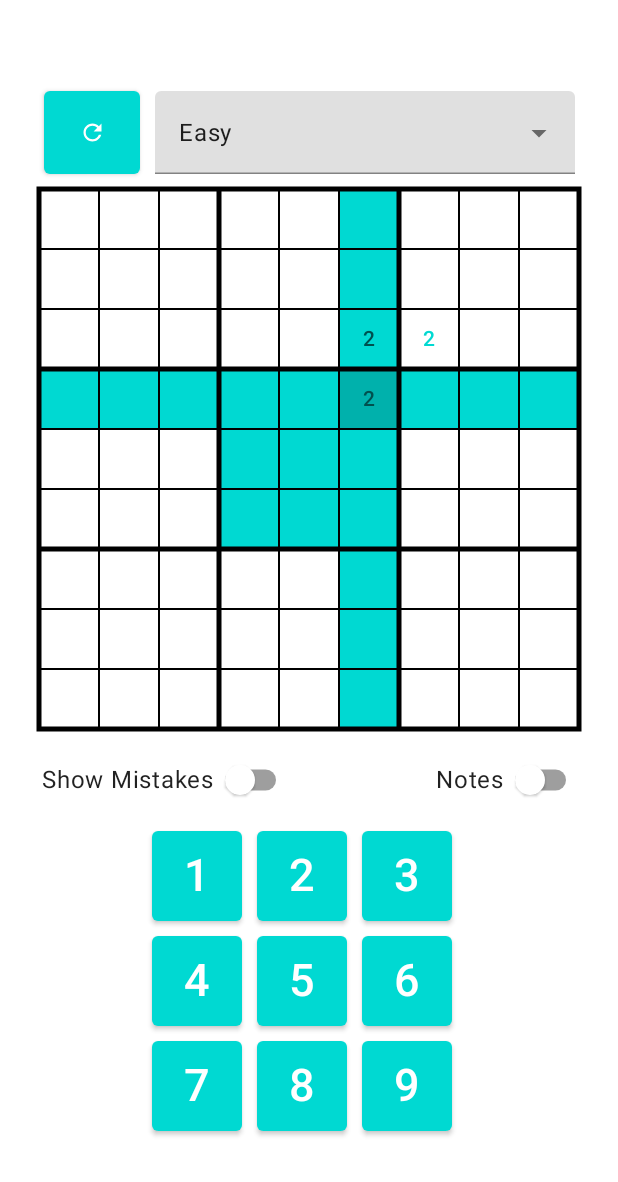
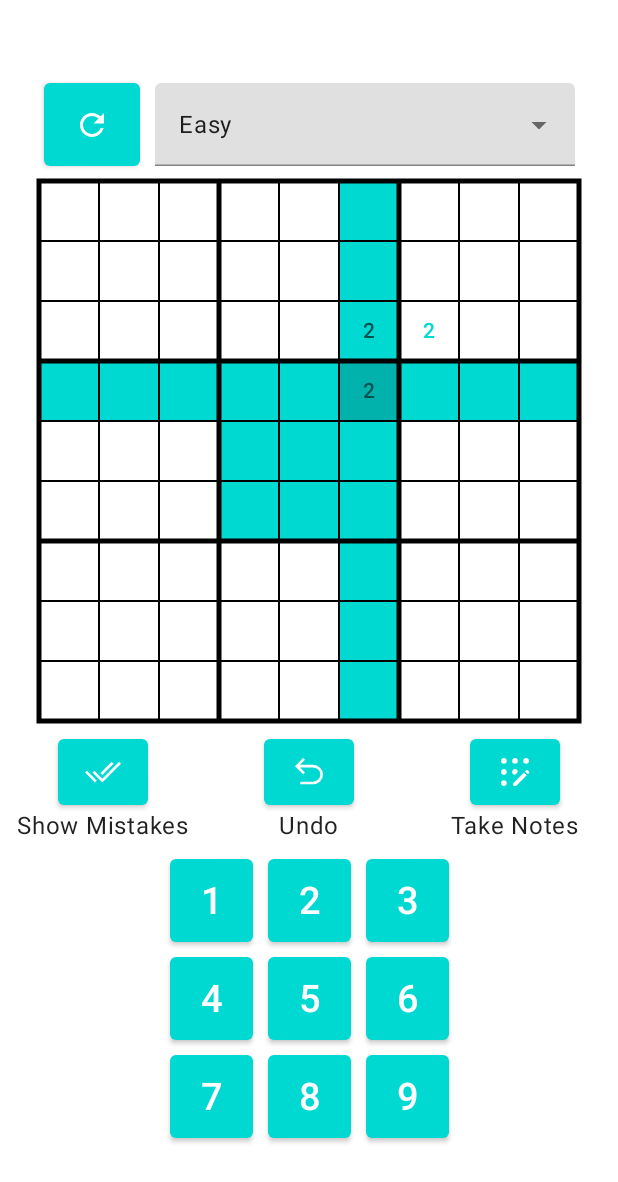
Before and after one commit to RJBanc/Sudoku, an Android app built with Jetpack Compose: the @Preview function DefaultPreview, on a phone screen of 412 x 824 dp. Shown: the top 1182 px of the screen. Run offline under Robolectric (Android 15) with nearby library versions, the phone set to English and light mode, and no system bars; our stand-ins replace livedata-compose; 2 statements that could not run were skipped.

Commit message:
added undo button

```diff
--- a/app/src/main/java/com/example/sudoku/MainActivity.kt
+++ b/app/src/main/java/com/example/sudoku/MainActivity.kt
@@ -21,12 +21,12 @@ import androidx.compose.ui.geometry.Rect
 import androidx.compose.ui.graphics.Color
 import androidx.compose.ui.graphics.drawscope.Stroke
 import androidx.compose.ui.graphics.toArgb
+import androidx.compose.ui.res.painterResource
 import androidx.compose.ui.tooling.preview.Preview
 import androidx.compose.ui.unit.dp
 import androidx.compose.ui.unit.sp
 import androidx.core.view.WindowInsetsControllerCompat
 import androidx.lifecycle.LiveData
-import androidx.lifecycle.MutableLiveData
 import com.example.sudoku.ui.theme.Mint200
 import com.example.sudoku.ui.theme.Mint700
 import com.example.sudoku.ui.theme.SudokuTheme
@@ -116,7 +116,6 @@ fun GameInfo(
             Icon(
                 Icons.Filled.Refresh,
                 contentDescription = "New Game",
-                modifier = Modifier.size(ButtonDefaults.IconSize)
             )
         }
         Spacer(modifier = modifier.width(10.dp))
@@ -306,7 +305,7 @@ fun SudokuButton(
                                 ) {
                                     Text(
                                         text =
-                                        if (sudokuField!!.notes and 1 shl (i * 3 + j) > 0)
+                                        if (sudokuField!!.notes and (1 shl (i * 3 + j)) > 0)
                                             (i * 3 + j + 1).toString()
                                         else
                                             "",
@@ -359,27 +358,78 @@ fun AssistBar(
     modifier: Modifier = Modifier,
     takeNotes: Boolean,
     showHints: Boolean,
-    noteCallback: (Boolean) -> Unit,
-    hintCallback: (Boolean) -> Unit
+    noteCallback: () -> Unit,
+    hintCallback: () -> Unit,
+    undoCallback: () -> Unit
 ) {
     Row (
-        modifier = Modifier,
-        verticalAlignment = Alignment.CenterVertically
+        modifier = modifier.fillMaxWidth(),
+        verticalAlignment = Alignment.CenterVertically,
+        horizontalArrangement = Arrangement.Center
     ) {
-
-        Text("Show Mistakes")
-        Switch(
-            modifier = Modifier,
-            checked = showHints,
-            onCheckedChange = hintCallback
+        Column (
+            modifier = modifier.weight(1f),
+            verticalArrangement = Arrangement.Center,
+            horizontalAlignment = Alignment.CenterHorizontally
+        ) {
+            Button(
+                modifier = Modifier.width(60.dp),
+                onClick = hintCallback,
+                colors = buttonColors(
+                    backgroundColor = if (showHints)
+                        MaterialTheme.colors.primaryVariant
+                    else
+                        MaterialTheme.colors.primary
                 )
-        Spacer(modifier = modifier.width(100.dp))
-        Text("Notes")
-        Switch(
-            modifier = Modifier,
-            checked = takeNotes,
-            onCheckedChange = noteCallback
+            ) {
+                Icon(
+                    painterResource(id = R.drawable.done_all_48px),
+                    contentDescription = "Show Mistakes",
+                    modifier = modifier,
                 )
+            }
+            Text("Show Mistakes", Modifier)
+        }
+        Column(
+            modifier = modifier.weight(1f),
+            verticalArrangement = Arrangement.Center,
+            horizontalAlignment = Alignment.CenterHorizontally
+        ) {
+            Button (
+                modifier = Modifier.width(60.dp),
+                onClick = undoCallback
+            ) {
+                Icon(
+                    painterResource(id = R.drawable.undo_48px),
+                    contentDescription = "Undo",
+                    modifier = modifier,
+                )
+            }
+            Text("Undo", Modifier)
+        }
+        Column(
+            modifier = modifier.weight(1f),
+            verticalArrangement = Arrangement.Center,
+            horizontalAlignment = Alignment.CenterHorizontally
+        ) {
+            Button(
+                modifier = Modifier.width(60.dp),
+                onClick = noteCallback,
+                colors = buttonColors(
+                    backgroundColor = if (takeNotes)
+                        MaterialTheme.colors.primaryVariant
+                    else
+                        MaterialTheme.colors.primary
+                )
+            ) {
+                Icon(
+                    painterResource(id = R.drawable.app_registration_48px),
+                    contentDescription = "Switch Notes",
+                    modifier = modifier,
+                )
+            }
+            Text(text = "Take Notes", modifier = Modifier)
+        }
     }
 }
 
@@ -391,27 +441,24 @@ fun NumPad(
 ) {
     for (i in 0..2) {
         Row(
-            modifier = modifier,
-            verticalAlignment = Alignment.CenterVertically
+            modifier = modifier.fillMaxWidth(),
+            verticalAlignment = Alignment.CenterVertically,
+            horizontalArrangement = Arrangement.Center
         ) {
+            Spacer(modifier = modifier.width(10.dp))
             for (j in 0..2) {
-                Column(
-                    modifier = modifier,
-                    horizontalAlignment = Alignment.CenterHorizontally
-                ) {
                 Button(
                     modifier= modifier
-                            .height(60.dp)
-                            .width(60.dp),
+                        .height(55.dp)
+                        .width(55.dp),
                     onClick = {
                         sudokuGame.setFieldNumber((i * 3 + j + 1).toString(), takeNotes)
                     }
                 ) {
                     Text(
                         text = (i * 3 + j + 1).toString(),
-                            fontSize = 30.sp
+                        fontSize = 25.sp
                     )
-                    }
                 }
                 Spacer(modifier = modifier.width(10.dp))
             }
@@ -432,7 +479,8 @@ fun Game(
         modifier = modifier
             .fillMaxSize()
             .wrapContentSize(Alignment.Center),
-        horizontalAlignment = Alignment.CenterHorizontally
+        horizontalAlignment = Alignment.CenterHorizontally,
+        verticalArrangement = Arrangement.Center
     ){
         GameInfo(modifier = modifier, sudokuGame = sudokuGame)
         Spacer(modifier = modifier.height(10.dp))
@@ -441,52 +489,14 @@ fun Game(
         AssistBar(modifier = modifier,
             takeNotes = takeNotes,
             showHints = showHints,
-            noteCallback = { takeNotes = it },
-            hintCallback = { showHints = it }
+            noteCallback = { takeNotes = !takeNotes },
+            hintCallback = { showHints = !showHints },
+            undoCallback = { sudokuGame.undo() }
         )
         Spacer(modifier = modifier.height(10.dp))
         NumPad(modifier = modifier, takeNotes = takeNotes, sudokuGame = sudokuGame)
     }
 
-
-}
-
-class Something {
-    var t by mutableStateOf("Hello")
-}
-
-data class Dc(
-    val st: String
-)
-
-@Composable
-fun TestingStuff(s: MutableLiveData<Dc>, modifier: Modifier = Modifier)
-{
-    var fu by remember { mutableStateOf(SudokuLogic()) }
-    val f by s.observeAsState()
-    val m = arrayOfNulls<Int>(9)
-    Column(
-        modifier = modifier
-            .fillMaxSize()
-            .wrapContentSize(Alignment.Center),
-        horizontalAlignment = Alignment.CenterHorizontally
-    ){
-        Button(
-            modifier = modifier,
-            colors = buttonColors(
-                backgroundColor = Color.White,
-                contentColor = Color.Black,
-                disabledBackgroundColor = Color.White,
-                disabledContentColor = Color.Black
-            ),
-            onClick = {
-                //f.t = "World"
-                s.postValue(f!!.copy("World"))
-            }
-        ){
-            Text(f!!.st, color=Color.Red)
-        }
-    }
 
 }
 
--- a/app/src/main/java/com/example/sudoku/SudokuLogic.kt
+++ b/app/src/main/java/com/example/sudoku/SudokuLogic.kt
@@ -11,6 +11,7 @@ class SudokuLogic {
     private val symbols = arrayOf("1", "2", "3", "4", "5", "6", "7", "8", "9")
     private var lastHighlighted: Array<MutableLiveData<SudokuField>>? = null
     private var currFieldCoords: Pair<Int, Int>? = null
+    private val history: ArrayDeque<Triple<Pair<Int, Int>, String?, List<Int>>> = ArrayDeque()
 
     private val stringToBitMap = mapOf<String?, Int>(
         "1" to 0b1,
@@ -51,6 +52,7 @@ class SudokuLogic {
             Difficulty.DIABOLICAL to 11000..25000
         )
 
+        history.clear()
         val sudoku = Array(9) { arrayOfNulls<String>(9) }
         val backup = ArrayDeque<Triple<Int, Int, String?>>()
         val initialNumbsTaken = 40
@@ -109,6 +111,13 @@ class SudokuLogic {
         if (currFieldCoords == null) return
         val currField = fields[currFieldCoords!!.first][currFieldCoords!!.second]
         if (!currField.value!!.isEnabled) return
+
+        history.addLast(Triple(
+            Pair(currFieldCoords!!.first, currFieldCoords!!.second),
+            currField.value!!.number,
+            SudokuUtil.getRelevantValues(fields, currFieldCoords!!.first, currFieldCoords!!.second)
+                .map { it.value!!.notes }
+        ))
 
         if (isNote) {
             var notes = currField.value!!.notes
@@ -174,6 +183,21 @@ class SudokuLogic {
         )
 
         lastHighlighted = toBeHighlighted.toTypedArray()
+    }
+
+    fun undo() {
+        val lastMove = history.removeLastOrNull() ?: return
+
+        for ((i, field) in SudokuUtil.getRelevantValues(fields, lastMove.first.first, lastMove.first.second).withIndex()) {
+            field.value = field.value!!.copy(
+                notes = lastMove.third[i]
+            )
+        }
+
+        val field = fields[lastMove.first.first][lastMove.first.second]
+        field.value = field.value!!.copy(
+            number = lastMove.second
+        )
     }
 
     private fun Array<Array<String?>>.copy() = Array(size) { get(it).clone() }
--- /dev/null
+++ b/app/src/main/res/drawable/app_registration_48px.xml
@@ -0,0 +1,11 @@
+<?xml version="1.0" encoding="utf-8"?>
+<vector xmlns:android="http://schemas.android.com/apk/res/android"
+    android:width="48dp"
+    android:height="48dp"
+    android:viewportWidth="960"
+    android:viewportHeight="960"
+    >
+    <path
+        android:fillColor="@android:color/white"
+        android:pathData="M226,800Q198,800 179,781Q160,762 160,734Q160,706 179,687Q198,668 226,668Q254,668 273,687Q292,706 292,734Q292,762 273,781Q254,800 226,800ZM226,546Q198,546 179,527Q160,508 160,480Q160,452 179,433Q198,414 226,414Q254,414 273,433Q292,452 292,480Q292,508 273,527Q254,546 226,546ZM226,292Q198,292 179,273Q160,254 160,226Q160,198 179,179Q198,160 226,160Q254,160 273,179Q292,198 292,226Q292,254 273,273Q254,292 226,292ZM480,546Q452,546 433,527Q414,508 414,480Q414,452 433,433Q452,414 480,414Q508,414 527,433Q546,452 546,480L480,546ZM480,292Q452,292 433,273Q414,254 414,226Q414,198 433,179Q452,160 480,160Q508,160 527,179Q546,198 546,226Q546,254 527,273Q508,292 480,292ZM440,800L440,735L683,492L748,557L505,800L440,800ZM734,292Q706,292 687,273Q668,254 668,226Q668,198 687,179Q706,160 734,160Q762,160 781,179Q800,198 800,226Q800,254 781,273Q762,292 734,292ZM774,531L709,466L734,441Q742,433 754,432.5Q766,432 774,440L800,466Q808,474 807.5,486Q807,498 799,506L774,531Z"/>
+</vector>
--- /dev/null
+++ b/app/src/main/res/drawable/done_all_48px.xml
@@ -0,0 +1,10 @@
+<vector xmlns:android="http://schemas.android.com/apk/res/android"
+    android:width="48dp"
+    android:height="48dp"
+    android:viewportWidth="960"
+    android:viewportHeight="960"
+    >
+  <path
+      android:fillColor="@android:color/white"
+      android:pathData="M294,718L70,494L113,451L294,632L294,632L337,675L294,718ZM464,718L240,494L283,451L464,632L848,248L891,291L464,718ZM464,548L421,505L678,248L721,291L464,548Z"/>
+</vector>
--- /dev/null
+++ b/app/src/main/res/drawable/undo_48px.xml
@@ -0,0 +1,11 @@
+<vector xmlns:android="http://schemas.android.com/apk/res/android"
+    android:width="48dp"
+    android:height="48dp"
+    android:viewportWidth="960"
+    android:viewportHeight="960"
+
+    android:autoMirrored="true">
+  <path
+      android:fillColor="@android:color/white"
+      android:pathData="M280,760L280,700L569,700Q639,700 689.5,653.5Q740,607 740,538Q740,469 689.5,422.5Q639,376 569,376L274,376L388,490L346,532L160,346L346,160L388,202L274,316L568,316Q663,316 731.5,380Q800,444 800,538Q800,632 731.5,696Q663,760 568,760L280,760Z"/>
+</vector>
```
Lines whose indentation alone changed are shown as unchanged.
